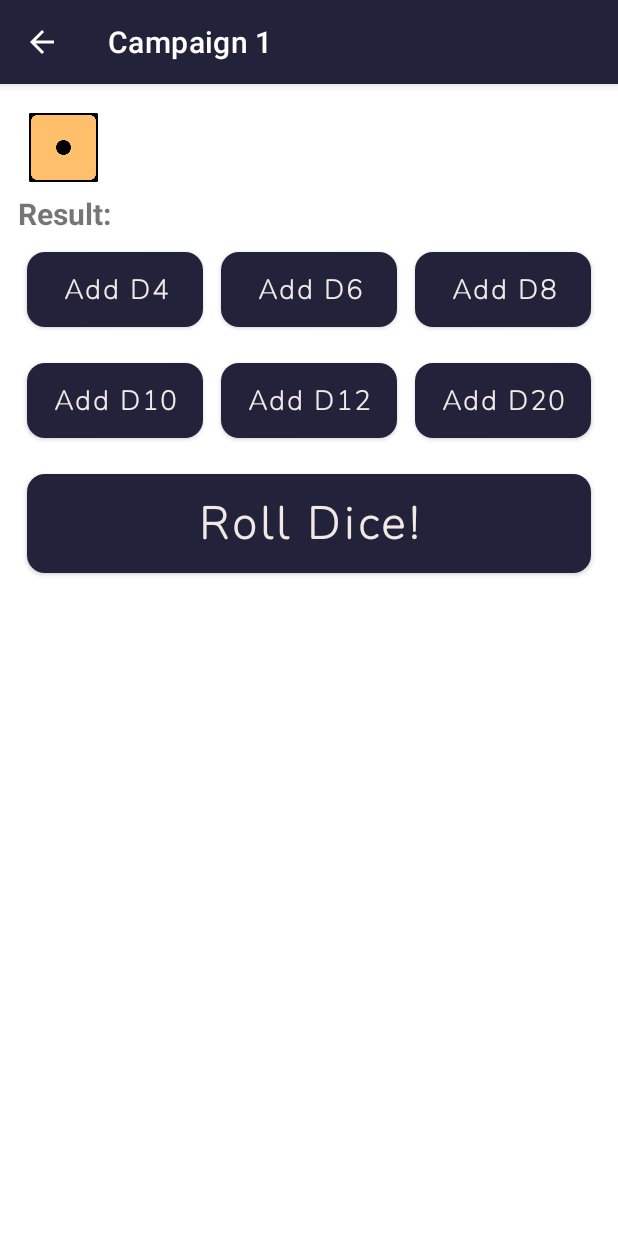
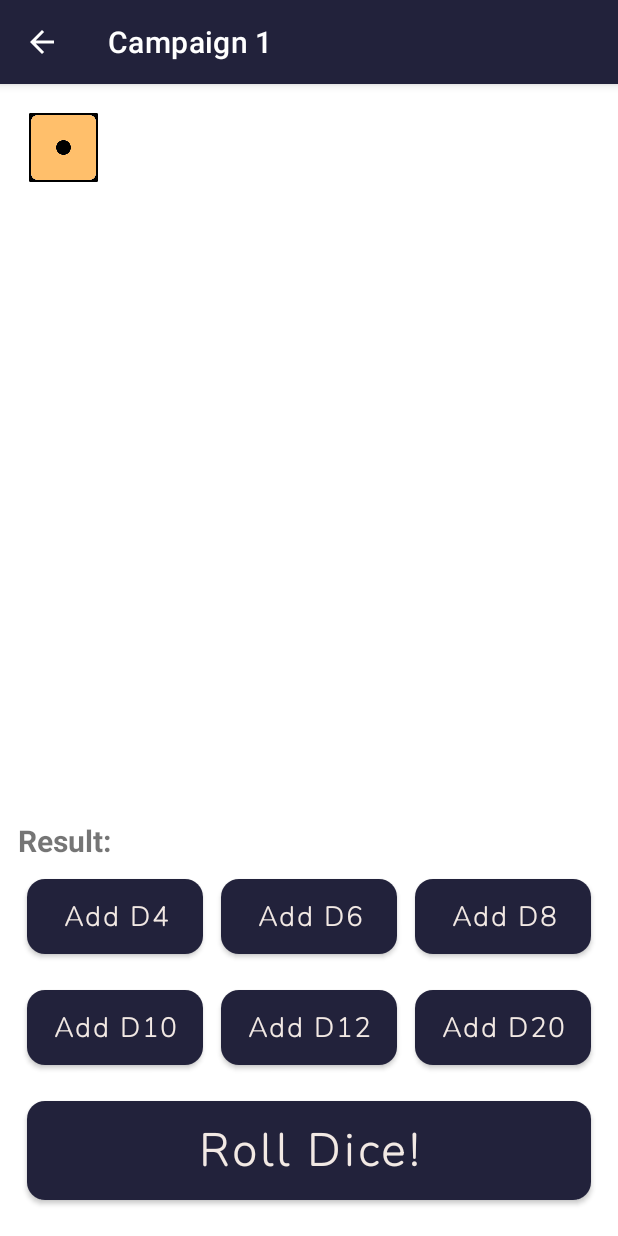
Before and after one commit to ygteker/paperless-pen-and-paper, an Android app: the fragment DiceFragmentAnimated placed in its activity, after a tap on "Add D6", on a phone screen of 412 x 824 dp. Run offline under Robolectric (Android 15) with nearby library versions, the phone set to English and light mode, and no system bars; libraries missing offline, so code that uses them is left out: com.auth0.android; network calls fail; pictures from the network do not load; 5 statements that could not run were skipped.

Commit message:
removed Scroll view from fragment_dice_animated.xml

```diff
--- a/frontend/app/src/main/res/layout/fragment_dice_animated.xml
+++ b/frontend/app/src/main/res/layout/fragment_dice_animated.xml
@@ -8,32 +8,29 @@
 
     <LinearLayout
         android:layout_width="match_parent"
-        android:layout_height="wrap_content"
+        android:layout_height="match_parent"
         android:orientation="vertical"
         android:id="@+id/Linear1"
-        android:weightSum="1">
+        >
 
-        <ScrollView
-            android:id="@+id/scrollviewTest"
-            android:layout_width="match_parent"
-            android:layout_height="wrap_content"
-            android:layout_weight="1">
 
             <androidx.recyclerview.widget.RecyclerView
                 android:id="@+id/rollDiceRecyclerView"
                 android:layout_width="match_parent"
-                android:layout_height="wrap_content">
+                android:layout_height="0dp"
+                android:layout_weight="1"
+                >
 
             </androidx.recyclerview.widget.RecyclerView>
 
-        </ScrollView>
+
 
         <LinearLayout
             android:id="@+id/Linear2"
             android:layout_width="match_parent"
             android:layout_height="wrap_content"
             android:orientation="vertical"
-            android:layout_weight="0">
+            >
 
             <TextView
                 android:id="@+id/resultTextView"
```
